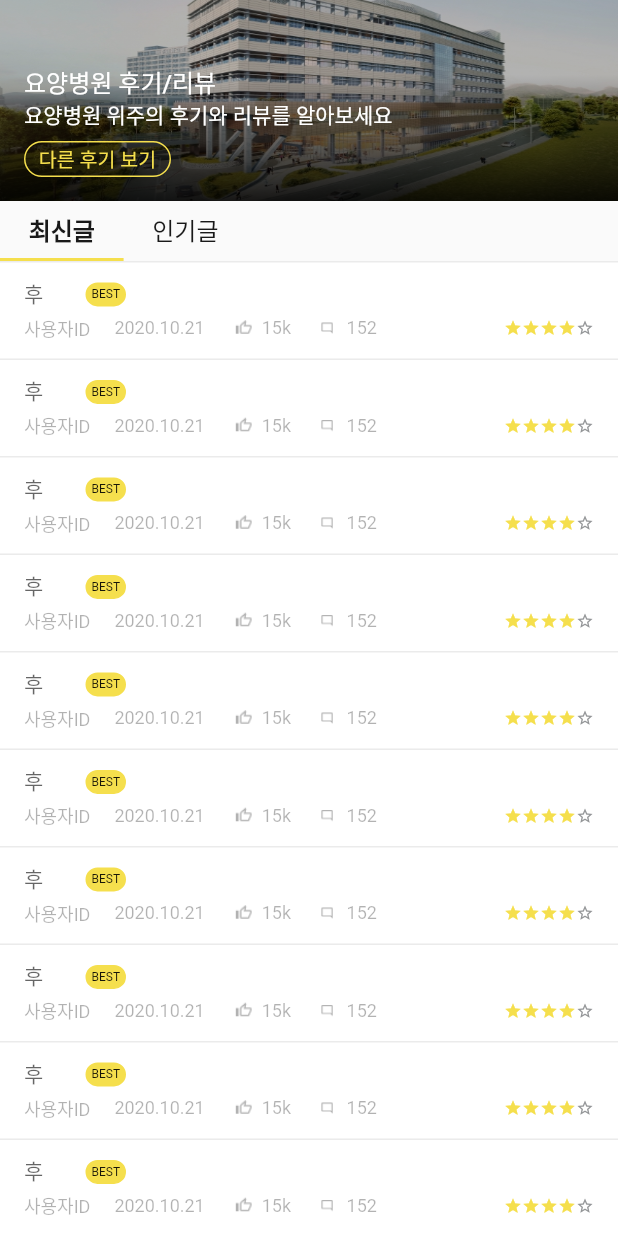
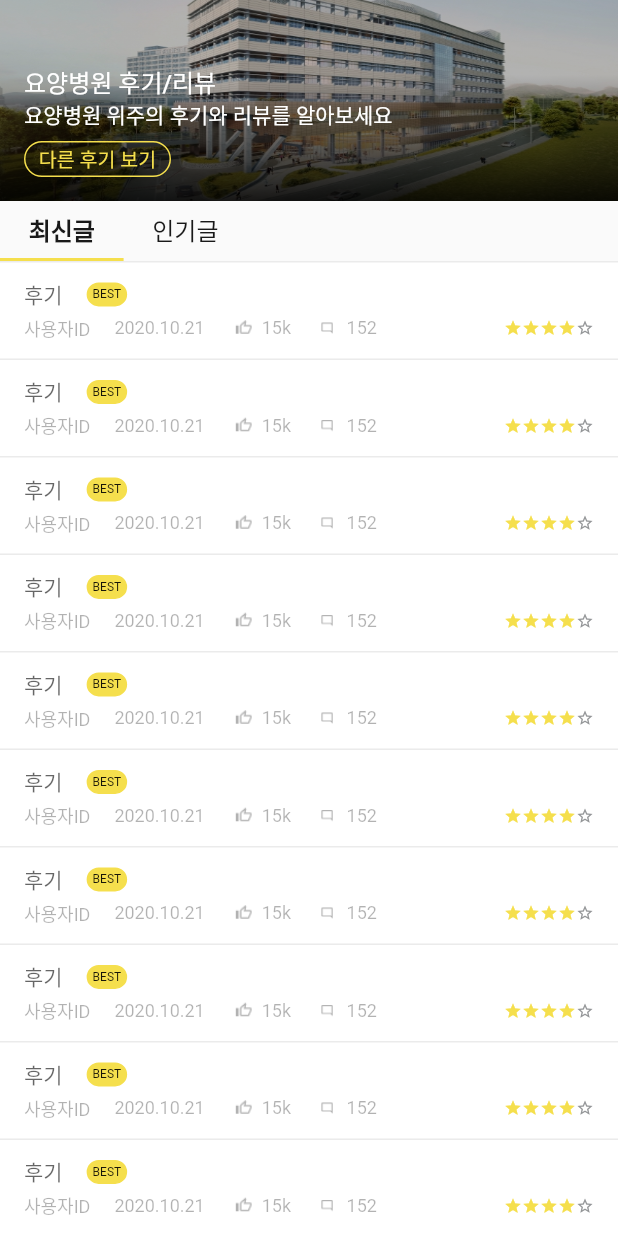
Before and after one commit to yoroke2020/yoroke, a Flutter app: the BoardReview screen opened directly with empty values, scrolled down 34 dp, on a phone screen of 412 x 824 dp. Run offline on Flutter 3.47's test engine with Material 2 defaults, Android fonts, the phone set to English and light mode, and no system bars; Roboto replaces fonts that are missing (NotoSansCJKkr).

Commit message:
Remove the fixed width of a text container

```diff
--- a/lib/screens/board/BoardReviewTabViewList.dart
+++ b/lib/screens/board/BoardReviewTabViewList.dart
@@ -57,7 +57,6 @@ class BoardReviewTabViewList extends YorokeWidgetList {
                     flex: 1,
                     child: Row(children: [
                       Container(
-                          width: 33,
                           padding: EdgeInsets.only(right: 8),
                           child: Text("후기",
                               style: const TextStyle(
```
